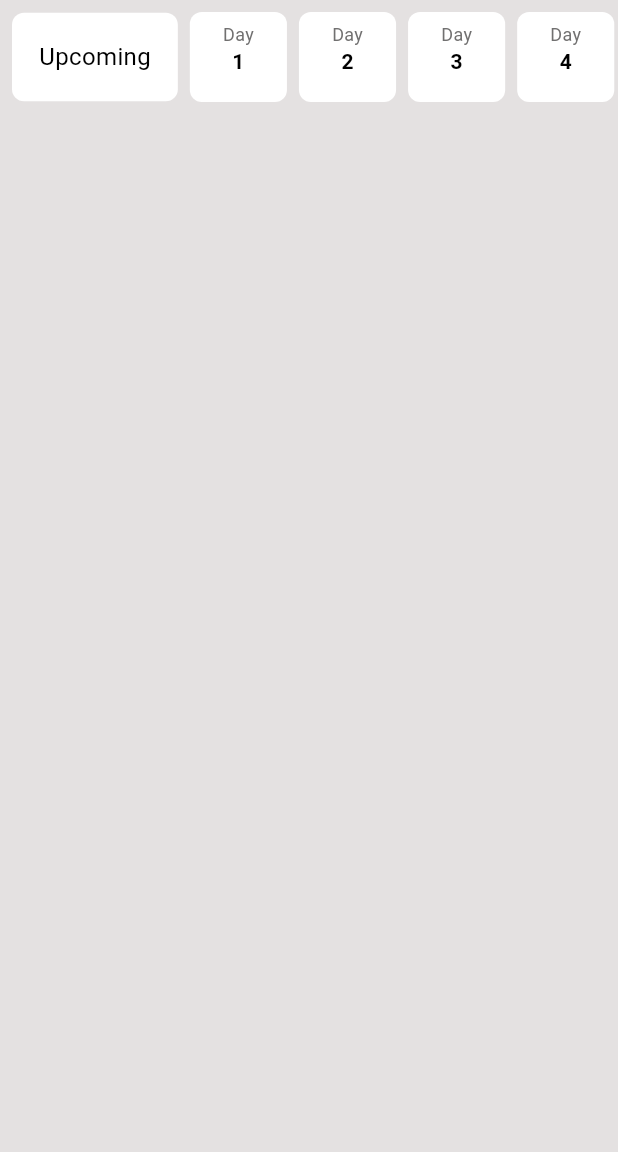
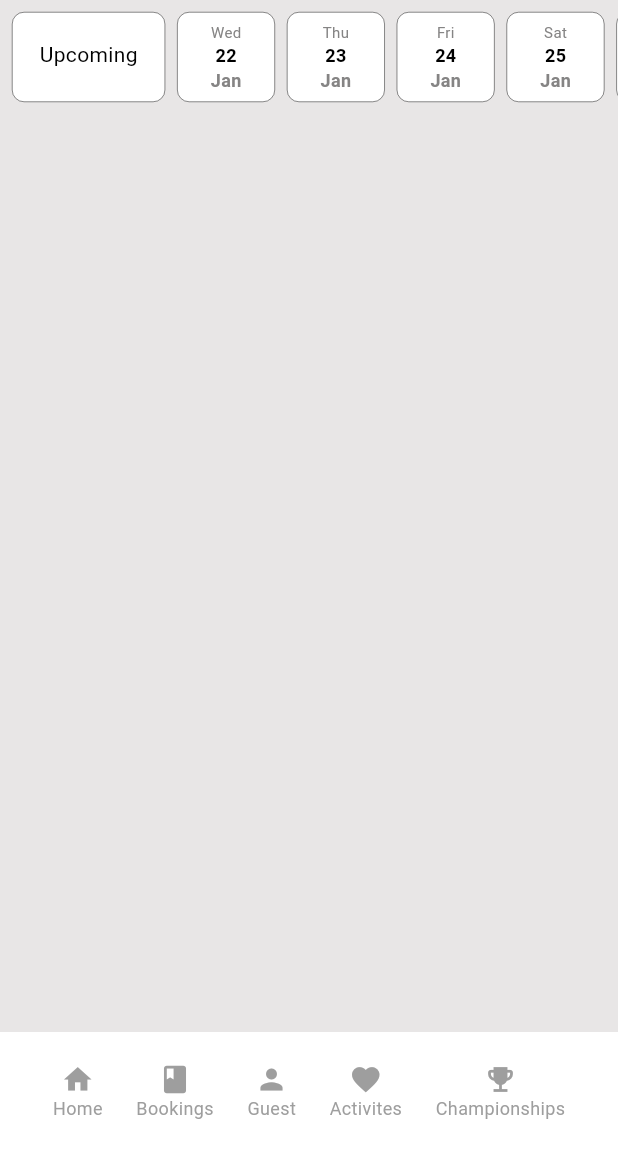
Before and after one commit to abdulsamad-110/app_smash_x, a Flutter app: the ActivitiesView screen opened directly, after a tap on the "menu" icon, on a phone screen of 412 x 824 dp, the part 84-1236 px from its top. Run offline on Flutter 3.47's test engine with Material 3 defaults, Android fonts, the phone set to English and light mode, and no system bars; our stand-ins replace country_picker, get, smooth_page_indicator.

Commit message:
updated Activitesview

```diff
--- a/lib/ui/activities/activities_controller.dart
+++ b/lib/ui/activities/activities_controller.dart
@@ -1,10 +1,22 @@
 import 'package:get/get.dart';
+import 'package:intl/intl.dart';
 
 class ActivitiesController extends GetxController {
-  ///// To manage the selected item index
-  Rx<int> selectedIndex = 0.obs;
+  final selectedIndex = 0.obs;
 
-  ///// Function to update the selected index
+  ///// Get the weekday for a given index
+  String getWeekday(DateTime date) {
+    // final currentDate = DateTime.now();
+    // final date = DateTime(currentDate.year, currentDate.month, index);
+    return DateFormat('E').format(date);
+  }
+
+  ///// Get the month for a given index
+  String getMonth(DateTime date) {
+    return DateFormat('MMM').format(date);
+  }
+
+  ///// Handle item selection
   void selectItem(int index) {
     selectedIndex.value = index;
   }
@@ -17,35 +29,61 @@ class ActivitiesController extends GetxController {
     selectedFilter.value = filter;
   }
 
-  ///// To store generated dates
-  RxList<Map<String, String>> dates = <Map<String, String>>[].obs;
+  @override
+  void onInit() {
+    super.onInit();
 
-  ///// Function to generate dates for a given month and year
-  void generateMonthDates(int year, int month) {
-    dates.clear(); // Clear previous dates
-    int totalDays = DateTime(year, month + 1, 0).day; // Get the total number of days in the month
-
-    for (int day = 1; day <= totalDays; day++) {
-      DateTime currentDate = DateTime(year, month, day);
-      dates.add({
-        'day': currentDate.day.toString(),
-        'weekday': getWeekdayName(currentDate.weekday),
-      });
-    }
+    final currentDate = DateTime.now();
+    selectedIndex.value = currentDate.day;
   }
-
-  /////function to get weekday names
-  String getWeekdayName(int weekday) {
-  const weekdays = ['MON', 'TUE', 'WED', 'THU', 'FRI', 'SAT', 'SUN'];
-  return (weekday >= 1 && weekday <= 7) ? weekdays[weekday - 1] : '';
 }
 
 
-  @override
-  void onInit() {
-    super.onInit();
-    ///// Example: Generate dates for the current month and year on initialization
-    DateTime now = DateTime.now();
-    generateMonthDates(now.year, now.month);
-  }
-}
+//   ///// To manage the selected item index
+//   Rx<int> selectedIndex = 0.obs;
+
+//   ///// Function to update the selected index
+//   void selectItem(int index) {
+//     selectedIndex.value = index;
+//   }
+
+//   ///// To manage the selected filter
+//   RxString selectedFilter = "".obs;
+
+//   //// Function to update the filter
+//   void updateFilter(String filter) {
+//     selectedFilter.value = filter;
+//   }
+
+//   ///// To store generated dates
+//   RxList<Map<String, String>> dates = <Map<String, String>>[].obs;
+
+//   ///// Function to generate dates for a given month and year
+//   void generateMonthDates(int year, int month) {
+//     dates.clear(); // Clear previous dates
+//     int totalDays = DateTime(year, month + 1, 0).day; // Get the total number of days in the month
+
+//     for (int day = 1; day <= totalDays; day++) {
+//       DateTime currentDate = DateTime(year, month, day);
+//       dates.add({
+//         'day': currentDate.day.toString(),
+//         'weekday': getWeekdayName(currentDate.weekday),
+//       });
+//     }
+//   }
+
+//   /////function to get weekday names
+//   String getWeekdayName(int weekday) {
+//   const weekdays = ['MON', 'TUE', 'WED', 'THU', 'FRI', 'SAT', 'SUN'];
+//   return (weekday >= 1 && weekday <= 7) ? weekdays[weekday - 1] : '';
+// }
+
+
+//   @override
+//   void onInit() {
+//     super.onInit();
+//     ///// Example: Generate dates for the current month and year on initialization
+//     DateTime now = DateTime.now();
+//     generateMonthDates(now.year, now.month);
+//   }
+// }
--- a/lib/ui/activities/activities_view.dart
+++ b/lib/ui/activities/activities_view.dart
@@ -3,6 +3,7 @@ import 'package:get/get.dart';
 import 'package:get/get_core/src/get_main.dart';
 import 'package:smash_x_app/dialogs/my_dialog.dart';
 import 'package:smash_x_app/widgets/custom_appbar.dart';
+import 'package:smash_x_app/widgets/custom_bottomnav.dart';
 
 import 'activities_controller.dart';
 import 'widgets/daywidget.dart';
@@ -14,24 +15,13 @@ class ActivitiesView extends StatelessWidget {
     final controller = Get.put(ActivitiesController());
 
     return Scaffold(
-      backgroundColor: const Color.fromARGB(255, 228, 225, 225),
+      backgroundColor: const Color.fromARGB(255, 232, 230, 230),
       appBar: CustomAppBar(
         showFilterIcon: true,
         onFilterPressed: () {
           myDialog();
         },
       ),
-      // body: ListView.builder(
-      //   scrollDirection: Axis.horizontal,
-      //   itemCount: 32,
-      //   itemBuilder: (context, index) {
-      //     if (index == 0) {
-      //       return UpcomingWidget();
-      //     } else {
-      //       return DayWidget(index);
-      //     }
-      //   },
-      // ),
       body: SingleChildScrollView(
         scrollDirection: Axis.horizontal,
         child: Row(
@@ -39,14 +29,27 @@ class ActivitiesView extends StatelessWidget {
             32,
             (index) {
               return Padding(
-                padding: const EdgeInsets.only(right: 0.0, left: 8.0),
-                child: index == 0 ? UpcomingWidget() : DayWidget(index),
+                padding: const EdgeInsets.only(left: 8.0),
+                child: GestureDetector(
+                  onTap: () {
+                    controller.selectItem(index);
+                  },
+                  child: Obx(() {
+                    final isSelected = controller.selectedIndex.value == index;
+                    return index == 0
+                        ? UpcomingWidget(isSelected: isSelected)
+                        : DayWidget(index: index, isSelected: isSelected);
+                  }),
+                ),
               );
             },
           ),
         ),
       ),
-      // CustomBottom
+      bottomNavigationBar: CustomBottomNavbar(
+        selectedIndex: controller.selectedIndex.value,
+        onTap: (int index) {},
+      ),
     );
   }
 }
--- a/lib/ui/activities/widgets/daywidget.dart
+++ b/lib/ui/activities/widgets/daywidget.dart
@@ -1,37 +1,108 @@
+// import 'package:flutter/material.dart';
+
+// class DayWidget extends StatelessWidget {
+//   final int index;
+
+//   DayWidget(this.index);
+
+//   @override
+//   Widget build(BuildContext context) {
+//     return Container(
+//       height: 60,
+//       padding: const EdgeInsets.symmetric(horizontal: 28, vertical: 6),
+//       margin: const EdgeInsets.symmetric(vertical: 08),
+//       decoration: BoxDecoration(
+//         color: Colors.white,
+//         borderRadius: BorderRadius.circular(8),
+//       ),
+//       child: Column(
+//         children: [
+//           const Text(
+//             'Day',
+//             style: TextStyle(
+//               color: Color.fromARGB(255, 113, 112, 112),
+//               fontSize: 12,
+//             ),
+//           ),
+//           const SizedBox(width: 7),
+//           Text(
+//             '$index',
+//             style: const TextStyle(
+//               color: Colors.black,
+//               fontSize: 14,
+//               fontWeight: FontWeight.bold,
+//             ),
+//           ),
+//         ],
+//       ),
+//     );
+//   }
+// }
 import 'package:flutter/material.dart';
+import 'package:get/get_core/src/get_main.dart';
+import 'package:get/get_instance/get_instance.dart';
+import 'package:intl/intl.dart';
+import 'package:smash_x_app/dialogs/custom_datepicker_dialog.dart';
+
+import '../activities_controller.dart';
 
 class DayWidget extends StatelessWidget {
   final int index;
+  final bool isSelected;
 
-  DayWidget(this.index);
+  const DayWidget({
+    Key? key,
+    required this.index,
+    required this.isSelected,
+  }) : super(key: key);
 
   @override
   Widget build(BuildContext context) {
+    final controller = Get.find<ActivitiesController>();
+
+    final currentDate = DateTime.now();
+    final date = currentDate.add(Duration(days: index - 1));
+
     return Container(
       height: 60,
-      padding: const EdgeInsets.symmetric(horizontal: 22, vertical: 6),
-      margin: const EdgeInsets.symmetric(vertical: 08),
+      padding: const EdgeInsets.symmetric(horizontal: 22, vertical: 0),
+      margin: const EdgeInsets.symmetric(vertical: 8),
       decoration: BoxDecoration(
-        color: Colors.white,
+        color: isSelected ? Colors.black : Colors.white,
         borderRadius: BorderRadius.circular(8),
+        border: Border.all(color: Colors.black, width: 0.3),
       ),
       child: Column(
+        mainAxisAlignment: MainAxisAlignment.center,
         children: [
-          const Text(
-            'Day',
+          Text(
+            //weekday,
+            controller.getWeekday(date),
             style: TextStyle(
-              color: Color.fromARGB(255, 113, 112, 112),
-              fontSize: 12,
+              color: isSelected
+                  ? Colors.white
+                  : const Color.fromARGB(255, 133, 132, 132),
+              fontSize: 10,
             ),
           ),
           const SizedBox(width: 7),
           Text(
-            '$index',
-            style: const TextStyle(
-              color: Colors.black,
-              fontSize: 14,
-              fontWeight: FontWeight.bold,
-            ),
+            "${date.day}",
+            style: TextStyle(
+                color: isSelected ? Colors.white : Colors.black,
+                fontSize: 12,
+                fontWeight: FontWeight.bold),
+          ),
+          const SizedBox(width: 7),
+          Text(
+            //month,
+            controller.getMonth(date),
+            style: TextStyle(
+                color: isSelected
+                    ? Colors.white
+                    : const Color.fromARGB(255, 133, 132, 132),
+                fontSize: 12,
+                fontWeight: FontWeight.bold),
           ),
         ],
       ),
--- a/lib/ui/activities/widgets/upcomingwidget.dart
+++ b/lib/ui/activities/widgets/upcomingwidget.dart
@@ -1,17 +1,46 @@
+// import 'package:flutter/material.dart';
+
+// class UpcomingWidget extends StatelessWidget {
+//   @override
+//   Widget build(BuildContext context) {
+//     return Container(
+//       padding: const EdgeInsets.all(18),
+//       decoration: BoxDecoration(
+//         color: Colors.white,
+//         borderRadius: BorderRadius.circular(8),
+//       ),
+//       child: const Text(
+//         'Upcoming',
+//         style: TextStyle(fontSize: 16, color: Colors.black),
+//       ),
+//     );
+//   }
+// }
 import 'package:flutter/material.dart';
 
 class UpcomingWidget extends StatelessWidget {
+  final bool isSelected;
+
+  const UpcomingWidget({
+    Key? key,
+    required this.isSelected,
+  }) : super(key: key);
+
   @override
   Widget build(BuildContext context) {
     return Container(
+      height: 60,
       padding: const EdgeInsets.all(18),
       decoration: BoxDecoration(
-        color: Colors.white,
+        color: isSelected ? Colors.black : Colors.white,
         borderRadius: BorderRadius.circular(8),
+        border: Border.all(color: Colors.black, width: 0.3),
       ),
-      child: const Text(
-        'Upcoming',
-        style: TextStyle(fontSize: 16, color: Colors.black),
+      child: Text(
+        "Upcoming",
+        style: TextStyle(
+          color: isSelected ? Colors.white : Colors.black,
+        ),
       ),
     );
   }
--- a/pubspec.yaml
+++ b/pubspec.yaml
@@ -39,7 +39,7 @@ dependencies:
   google_fonts:
   lottie:
 
-  intl: ^0.20.1
+  intl:
   country_picker:
   smooth_page_indicator:
   flutter_screenutil: ^5.9.3
```
Also changed, not shown: lib/ui/activities/widgets/my_datewidget.dart (deleted, +0 -82 lines).
